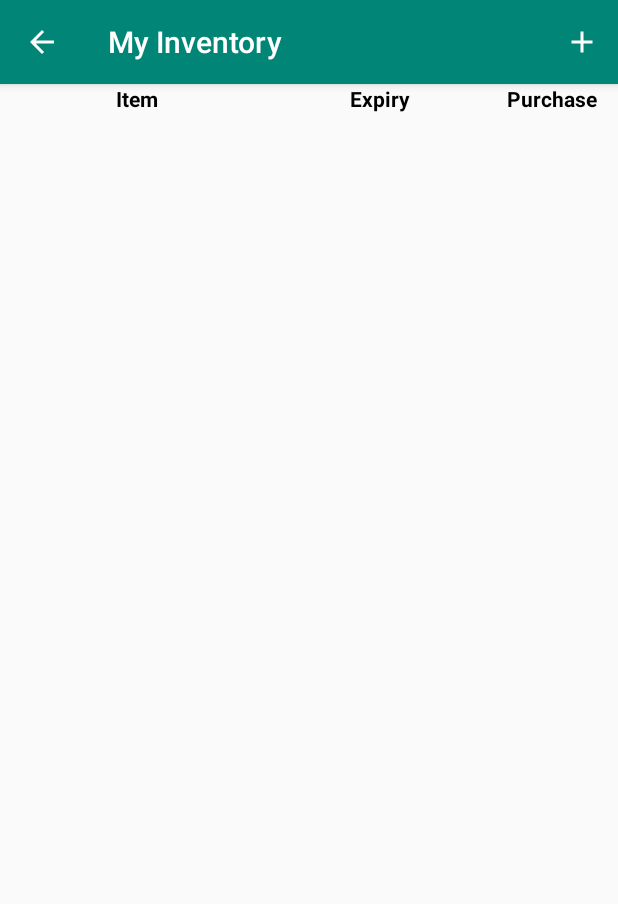
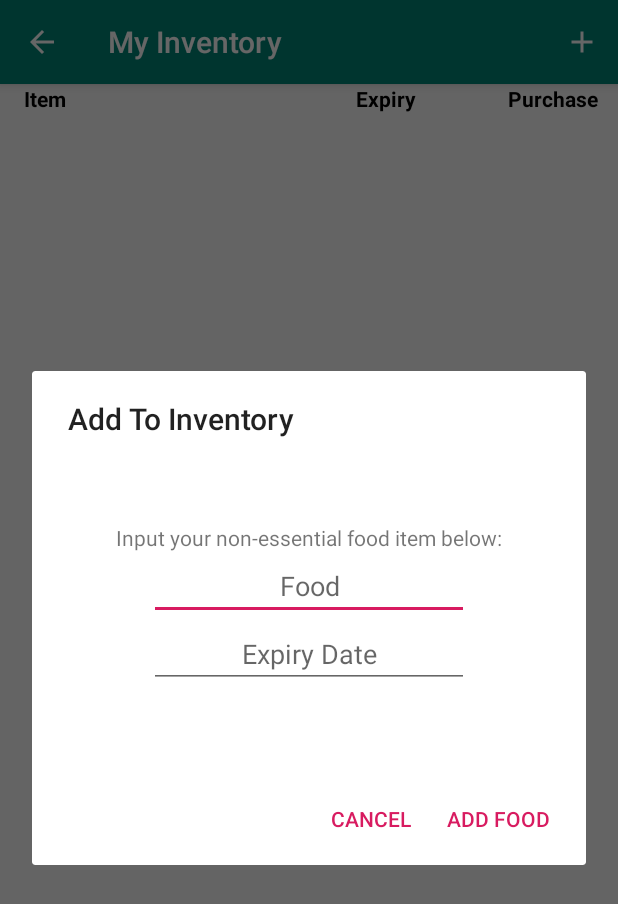
Before and after one commit to CheyanneSim/ForgetMeNotFinal, an Android app: the MyInventory screen opened directly, with no data from a screen before it, after a tap on "Add", on a phone screen of 412 x 824 dp. Shown: the top 904 px of the screen. Run offline under Robolectric (Android 15) with nearby library versions, the phone set to English and light mode, and no system bars; our stand-ins replace Firebase (no records; nobody signed in at launch, a user with empty details on screens opened directly); libraries missing offline, so code that uses them is left out: com.baoyz.swipemenulistview; plain views replace SwipeMenuListView; 4 statements that could not run were skipped.

Commit message:
'Add' button for shopping list

```diff
--- /dev/null
+++ b/app/src/main/java/com/example/forgetMeNot/Inventory/AddToInventory.java
@@ -0,0 +1,64 @@
+package com.example.forgetMeNot.Inventory;
+
+import android.app.AlertDialog;
+import android.app.Dialog;
+import android.content.Context;
+import android.content.DialogInterface;
+import android.os.Bundle;
+import android.support.v7.app.AppCompatDialogFragment;
+import android.view.LayoutInflater;
+import android.view.View;
+import android.widget.EditText;
+
+import com.example.forgetMeNot.R;
+
+public class AddToInventory extends AppCompatDialogFragment {
+
+    private EditText food;
+    private EditText expiry;
+    private DialogListener listener;
+
+
+    @Override
+    public Dialog onCreateDialog(Bundle savedInstanceState) {
+        AlertDialog.Builder builder = new AlertDialog.Builder(getActivity());
+
+        LayoutInflater inflater = getActivity().getLayoutInflater();
+        View view = inflater.inflate(R.layout.add_to_inventory_dialog, null);
+
+        builder.setView(view)
+                .setTitle("Add To Inventory")
+                .setNegativeButton("Cancel", new DialogInterface.OnClickListener() {
+                    @Override
+                    public void onClick(DialogInterface dialog, int which) {
+
+                    }
+                })
+                .setPositiveButton("Add Food", new DialogInterface.OnClickListener() {
+                    @Override
+                    public void onClick(DialogInterface dialog, int which) {
+                        String toAdd = food.getText().toString();
+                        String date = expiry.getText().toString();
+                        listener.addItem(toAdd, date);
+                    }
+                });
+
+        food = view.findViewById(R.id.non_essential_item_editText);
+        expiry = view.findViewById(R.id.expiry_editText);
+        return builder.create();
+    }
+
+    @Override
+    public void onAttach(Context context) {
+        super.onAttach(context);
+        try {
+            listener = (DialogListener) context;
+        } catch (Exception e) {
+            throw new ClassCastException(context.toString() + "must implement DialogListener");
+        }
+    }
+
+    public interface DialogListener {
+        void addItem(String food, String expiry);
+    }
+}
--- a/app/src/main/java/com/example/forgetMeNot/Inventory/MyInventory.java
+++ b/app/src/main/java/com/example/forgetMeNot/Inventory/MyInventory.java
@@ -2,13 +2,13 @@ package com.example.forgetMeNot.Inventory;
 
 import android.content.Context;
 import android.content.SharedPreferences;
-import android.content.pm.ApplicationInfo;
 import android.graphics.Color;
 import android.graphics.drawable.ColorDrawable;
 import android.os.Bundle;
 import android.support.v7.app.AppCompatActivity;
 import android.view.Menu;
 import android.view.MenuItem;
+import android.widget.Switch;
 import android.widget.Toast;
 
 import com.baoyz.swipemenulistview.SwipeMenu;
@@ -20,33 +20,36 @@ import com.example.forgetMeNot.necessities.Necessity;
 import com.example.forgetMeNot.necessities.NecessityFood;
 import com.google.android.gms.tasks.OnSuccessListener;
 import com.google.firebase.firestore.CollectionReference;
-import com.google.firebase.firestore.DocumentSnapshot;
 import com.google.firebase.firestore.FirebaseFirestore;
 import com.google.firebase.firestore.QueryDocumentSnapshot;
 import com.google.firebase.firestore.QuerySnapshot;
 
 import java.util.ArrayList;
-import java.util.List;
 
 import static com.example.forgetMeNot.SharingData.GroupFragment.GROUP;
 import static com.example.forgetMeNot.SharingData.GroupFragment.SHARED_PREFS;
 
-// TODO switch
 // TODO add OCR technology for expiry date
 
-public class MyInventory extends AppCompatActivity {
+public class MyInventory extends AppCompatActivity implements AddToInventory.DialogListener {
 
     private FirebaseFirestore db = FirebaseFirestore.getInstance();
-    private CollectionReference collectionRef;
+    private CollectionReference necessitiesCollectionRef;
+    private CollectionReference nonEssentialsCollectionRef;
     public String group;
     public final ArrayList<Item> arrayList = new ArrayList<>();
     private ItemListAdapter adapter;
+    Switch purchase;
+    SwipeMenuListView listView;
+
+    // To keep track of what the user has already keyed in
+    ArrayList<String> inList = new ArrayList<>();
 
     @Override
     protected void onCreate(Bundle savedInstanceState) {
         super.onCreate(savedInstanceState);
         setContentView(R.layout.activity_inventory_list);
-        final SwipeMenuListView listView = (SwipeMenuListView) findViewById(R.id.inventory_listView);
+        listView = (SwipeMenuListView) findViewById(R.id.inventory_listView);
 
         getSupportActionBar().setDisplayShowHomeEnabled(true);
         getSupportActionBar().setDisplayHomeAsUpEnabled(true);
@@ -56,10 +59,11 @@ public class MyInventory extends AppCompatActivity {
         // Load group from GroupFragment
         loadGroup();
 
-        collectionRef = db.collection("Groups").document(group).collection("Necessities");
+        necessitiesCollectionRef = db.collection("Groups").document(group).collection("Necessities");
+        nonEssentialsCollectionRef = db.collection("Groups").document(group).collection("Non-essentials");
 
-        // Adding items from firebase that are "Not Available" into shoppingList
-        collectionRef.get()
+        // Adding necessities from firebase that are "Available" into inventory
+        necessitiesCollectionRef.get()
                 .addOnSuccessListener(new OnSuccessListener<QuerySnapshot>() {
                     @Override
                     public void onSuccess(QuerySnapshot queryDocumentSnapshots) {
@@ -74,17 +78,36 @@ public class MyInventory extends AppCompatActivity {
                                     } else {
                                         expiry = "N.A.";
                                     }
-                                    Item item = new Item(name, expiry, false);
-                                    arrayList.add(0,item);
+                                    Item item = new Item(name, expiry);
+                                    arrayList.add(item);
+                                    inList.add(name.trim().toLowerCase());
+                                    adapter = new ItemListAdapter(MyInventory.this, R.layout.inventory_list_rowlayout, arrayList);
+                                    listView.setAdapter(adapter);
                                 }
                             }
-                            adapter = new ItemListAdapter(MyInventory.this, R.layout.inventory_list_rowlayout, arrayList);
-                            listView.setAdapter(adapter);
+
                         }
                     }
                 });
 
-
+        // Adding non-essential food items from firebase into inventory
+        nonEssentialsCollectionRef.get()
+                .addOnSuccessListener(new OnSuccessListener<QuerySnapshot>() {
+                    @Override
+                    public void onSuccess(QuerySnapshot queryDocumentSnapshots) {
+                        if (!queryDocumentSnapshots.isEmpty()) {
+                            for (QueryDocumentSnapshot doc : queryDocumentSnapshots) {
+                                String name = (String) doc.getData().get(Food.itemKey);
+                                String expiry = (String) doc.getData().get(Food.expiryKey);
+                                Item item = new Item(name, expiry);
+                                arrayList.add(item);
+                                inList.add(name.trim().toLowerCase());
+                                adapter = new ItemListAdapter(MyInventory.this, R.layout.inventory_list_rowlayout, arrayList);
+                                listView.setAdapter(adapter);
+                            }
+                        }
+                    }
+                });
 
         SwipeMenuCreator creator = new SwipeMenuCreator() {
 
@@ -125,7 +148,7 @@ public class MyInventory extends AppCompatActivity {
         // set creator
         listView.setMenuCreator(creator);
 
-        // TODO delete button
+        // TODO open button
         listView.setOnMenuItemClickListener(new SwipeMenuListView.OnMenuItemClickListener() {
             @Override
             public boolean onMenuItemClick(int position, SwipeMenu menu, int index) {
@@ -142,13 +165,21 @@ public class MyInventory extends AppCompatActivity {
                 return false;
             }
         });
+
+        // TODO purchase switch
+        // Purchase switch adds to shopping list when on, removes from shopping list when off
+        // For items you want to get before they run out
+
     }
 
     private void delete(int position) {
         String item = arrayList.get(position).getName();
         arrayList.remove(position);
-        adapter.notifyDataSetChanged();
-        collectionRef.document(item).update("Availability", false);
+        inList.remove(item);
+        nonEssentialsCollectionRef.document(item).delete();
+        necessitiesCollectionRef.document(item).update("Availability", false);
+        adapter = new ItemListAdapter(MyInventory.this, R.layout.inventory_list_rowlayout, arrayList);
+        listView.setAdapter(adapter);
         Toast.makeText(getApplicationContext(), item + " deleted from your inventory", Toast.LENGTH_LONG).show();
     }
 
@@ -173,10 +204,9 @@ public class MyInventory extends AppCompatActivity {
         return super.onOptionsItemSelected(item);
     }
 
-    // TODO button to add to inventory (non-necessity food)
     private void openDialog() {
-        //AddToNecessities addToNecessities = new AddToNecessities();
-        //addToNecessities.show(getSupportFragmentManager(), "add to necessities");
+        AddToInventory addToInventory = new AddToInventory();
+        addToInventory.show(getSupportFragmentManager(), "add to inventory");
     }
 
     // Set back button to finish activity
@@ -185,4 +215,27 @@ public class MyInventory extends AppCompatActivity {
         finish();
         return true;
     }
+
+    // To add non-essential food items
+    @Override
+    public void addItem(String item, String expiry) {
+        if (inList.contains(item.trim().toLowerCase())) {
+            Toast.makeText(getBaseContext(), "Item is already in your list", Toast.LENGTH_LONG).show();
+        } else if (item == null || item.trim().equals("")) {
+            Toast.makeText(getBaseContext(), "Input field is empty!", Toast.LENGTH_LONG).show();
+        } else {
+            //Adding to Firebase
+            Food food = new Food(item, expiry, true);
+            food.createEntry(nonEssentialsCollectionRef);
+
+            // To check whether item is already in necessities list
+            inList.add(item.toLowerCase());
+
+            // For List view
+            Item toAdd = new Item(item, expiry);
+            arrayList.add(toAdd);
+            adapter = new ItemListAdapter(MyInventory.this, R.layout.inventory_list_rowlayout, arrayList);
+            listView.setAdapter(adapter);
+        }
+    }
 }
--- a/app/src/main/java/com/example/forgetMeNot/MainActivity.java
+++ b/app/src/main/java/com/example/forgetMeNot/MainActivity.java
@@ -149,11 +149,8 @@ public class MainActivity extends AppCompatActivity
 
         } else if (id == R.id.nav_logout) {
             FirebaseAuth.getInstance().signOut();
-            // TODO delete shared preferences
-            /*
             SharedPreferences sharedPreferences = getSharedPreferences(SHARED_PREFS, Context.MODE_PRIVATE);
             sharedPreferences.edit().clear().commit();
-            */
             fragment = new LoginFragment();
 
         } else if (id == R.id.nav_group) {
--- a/app/src/main/java/com/example/forgetMeNot/necessities/NecessityNonFood.java
+++ b/app/src/main/java/com/example/forgetMeNot/necessities/NecessityNonFood.java
@@ -1,10 +1,6 @@
 package com.example.forgetMeNot.necessities;
 
-import android.view.CollapsibleActionView;
-
-import com.example.forgetMeNot.Authentication.UserDetails;
 import com.google.firebase.firestore.CollectionReference;
-import com.google.firebase.firestore.FirebaseFirestore;
 
 import java.util.HashMap;
 import java.util.Map;
@@ -31,7 +27,6 @@ public class NecessityNonFood implements Necessity {
 
     @Override
     public void createEntry(CollectionReference collectionReference) {
-        FirebaseFirestore db = FirebaseFirestore.getInstance();
 
         Map<String,Object> data = new HashMap<>();
 
--- a/app/src/main/res/layout/activity_inventory_list.xml
+++ b/app/src/main/res/layout/activity_inventory_list.xml
@@ -16,8 +16,9 @@
             android:layout_width="wrap_content"
             android:layout_height="wrap_content"
             android:layout_weight="55"
+            android:paddingLeft="16dp"
             android:text="Item"
-            android:textAlignment="center"
+            android:textAlignment="viewStart"
             android:textColor="#000000"
             android:textSize="14sp"
             android:textStyle="bold" />
--- /dev/null
+++ b/app/src/main/res/layout/add_to_inventory_dialog.xml
@@ -0,0 +1,38 @@
+<?xml version="1.0" encoding="utf-8"?>
+<RelativeLayout xmlns:android="http://schemas.android.com/apk/res/android"
+    xmlns:tools="http://schemas.android.com/tools"
+    android:layout_width="match_parent"
+    android:layout_height="match_parent"
+    android:layout_gravity="right|top"
+    android:padding="56dp">
+
+    <TextView
+        android:id="@+id/textView"
+        android:layout_width="wrap_content"
+        android:layout_height="wrap_content"
+        android:layout_centerHorizontal="true"
+        android:text="Input your non-essential food item below:" />
+
+    <EditText
+        android:id="@+id/non_essential_item_editText"
+        android:layout_width="wrap_content"
+        android:layout_height="wrap_content"
+        android:layout_below="@id/textView"
+        android:layout_centerHorizontal="true"
+        android:ems="10"
+        android:hint="Food"
+        android:inputType="textCapWords"
+        android:textAlignment="center" />
+
+    <EditText
+        android:id="@+id/expiry_editText"
+        android:layout_width="wrap_content"
+        android:layout_height="wrap_content"
+        android:layout_below="@id/non_essential_item_editText"
+        android:layout_centerHorizontal="true"
+        android:ems="10"
+        android:hint="Expiry Date"
+        android:inputType="date"
+        android:textAlignment="center" />
+
+</RelativeLayout>
--- a/app/src/main/res/layout/inventory_list_rowlayout.xml
+++ b/app/src/main/res/layout/inventory_list_rowlayout.xml
@@ -11,7 +11,8 @@
         android:layout_width="wrap_content"
         android:layout_height="wrap_content"
         android:layout_weight="55"
-        android:textAlignment="center"
+        android:paddingLeft="16dp"
+        android:textAlignment="viewStart"
         android:textColor="#000000" />
 
     <TextView
@@ -19,7 +20,7 @@
         android:layout_width="wrap_content"
         android:layout_height="wrap_content"
         android:layout_weight="35"
-        android:textAlignment="center"
+        android:textAlignment="viewStart"
         android:textColor="#000000"
         tools:inputType="date" />
 
```
Also changed, not shown: app/src/main/java/com/example/forgetMeNot/Inventory/Food.java (renamed from app/src/main/java/com/example/forgetMeNot/Food.java, +6 -5 lines), app/src/main/java/com/example/forgetMeNot/Inventory/Item.java (+6 -1 lines), app/src/main/java/com/example/forgetMeNot/necessities/MyNecessities.java (+12 -6 lines), app/src/main/java/com/example/forgetMeNot/necessities/NecessityFood.java (+2 -6 lines), app/src/main/java/com/example/forgetMeNot/shoppingList/MyShoppingList.java (+48 -14 lines).
